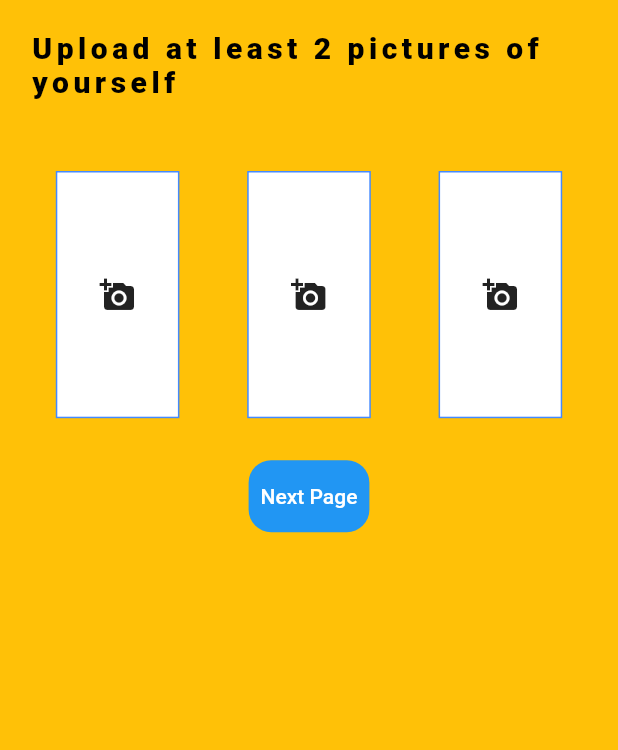
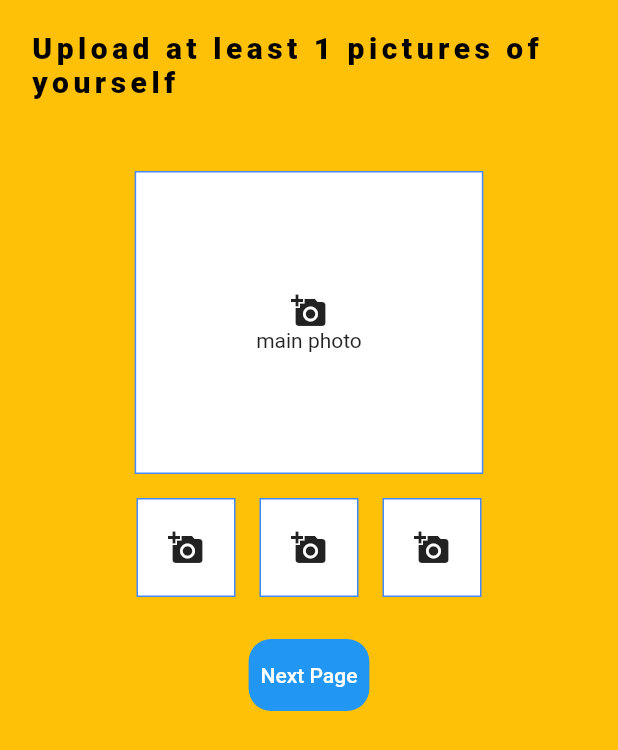
Before and after one commit to adamzambre/r_ez2, a Flutter app: the screen it shows once a user with an empty profile is signed in, after a tap on the "add a photo" icon, on a phone screen of 412 x 824 dp. Shown: the top 750 px of the screen. Run offline on Flutter 3.47's test engine with Material 2 defaults, Android fonts, the phone set to English and light mode, and no system bars; our stand-ins replace cloud_firestore, firebase_auth, firebase_core, firebase_storage, image_picker, permission_handler; missing offline and left inert: country_state_city_picker; accounts and stored records are empty.

Commit message:
changed user details 3 to split pick image and upload pic functions

```diff
--- a/lib/screens/authentication/register.dart
+++ b/lib/screens/authentication/register.dart
@@ -88,7 +88,8 @@ class _RegisterState extends State<Register> {
                       onPressed: () async{
                         if(_formKey.currentState!.validate()){//validate the current state of the form using 'validator' properties in the TextFormField, validate method lepas kalau smeua null je
                           dynamic result = await _auth.registerWithEmailAndPassword(email, password);
-                          if(result){//it is true
+                          error = result[1];
+                          if(result[0]){//it is true
                             Navigator.pushReplacement(
                               context, MaterialPageRoute(
                                 builder: (context) => UserDetails1()
--- a/lib/screens/authentication/user_details3.dart
+++ b/lib/screens/authentication/user_details3.dart
@@ -2,6 +2,7 @@ import 'package:flutter/material.dart';
 import 'dart:io';
 import 'package:firebase_storage/firebase_storage.dart';
 import 'package:image_picker/image_picker.dart';
+import 'package:path/path.dart';
 import 'package:r_ez2/services/auth.dart';
 import 'package:permission_handler/permission_handler.dart';
 
@@ -14,26 +15,62 @@ class UserDetails3 extends StatefulWidget {
 
 class _UserDetails3State extends State<UserDetails3> {
 
+  int counter=0;
+  File? _image;
+
   AuthService customAuth = new AuthService();
 
-  void pickUploadImage() async{
+  Future<bool> getImage() async {
+    try {
+      final image = await ImagePicker().pickImage(source: ImageSource.gallery);
+
+      setState(() {
+        _image = File(image!.path);
+        print('Image Path $_image');
+      });
+      return true;
+    }catch(e){
+      return false;
+    }
+  }
+
+  Future<bool> pickUploadImage(BuildContext context) async {
+    try {
       //unsupported operation cause im doing this on flutterweb not on phone bruh moment
       //TODO download flutterimagepickerweb
       //TODO add permission
-    final image = await ImagePicker().
+      /*final image = await ImagePicker().
       pickImage(source: ImageSource.gallery,
-    maxWidth:MediaQuery.of(context).size.width / 5,
-    maxHeight: MediaQuery.of(context).size.height / 5,
-    imageQuality:75,
-    );
+        maxWidth: MediaQuery
+            .of(context)
+            .size
+            .width / 5,
+        maxHeight: MediaQuery
+            .of(context)
+            .size
+            .height / 5,
+        imageQuality: 75,
+      );*/
+      String fileName = basename(_image!.path);
+      counter += 1;
       //TODO https://www.educative.io/answers/how-to-upload-to-firebase-storage-with-flutter
       String uid = await customAuth.getUid();
-    Reference ref = FirebaseStorage.instance.ref("locals").child("$uid/");
-
-    await ref.putFile(File(image!.path));
-    ref.getDownloadURL().then((value){
-      print(value);
+      Reference ref = FirebaseStorage.instance.ref("locals/$uid/$fileName")
+          .child("$fileName");
+      UploadTask uploadTask = ref.putFile(File("$_image"));
+      TaskSnapshot taskSnapshot=await uploadTask.whenComplete(() {
+        setState(() {
+          print("Profile Picture $counter uploaded");
+          ScaffoldMessenger.of(context).showSnackBar(SnackBar(content: Text('Profile Picture Uploaded')));
         });
+      });
+      //await ref.putFile(File(image!.path)); the lines of 43 until 49
+      //ref.getDownloadURL().then((value) {
+      //  print(value);
+      return true;
+    } catch (e) {
+      return false;
+    }
   }
 
   @override
@@ -46,7 +83,7 @@ class _UserDetails3State extends State<UserDetails3> {
             Container(
               margin: EdgeInsets.all(20),
               child: Text(
-                  "Upload at least 2 pictures of yourself",
+                  "Upload at least 1 pictures of yourself",
                   style: TextStyle(
                     fontSize: 20,
                     letterSpacing: 3,
@@ -56,19 +93,51 @@ class _UserDetails3State extends State<UserDetails3> {
               ),
             ),
             SizedBox(height:20),
+            Padding(
+              padding: const EdgeInsets.all(8.0),
+              child: InkWell(
+                onTap:() async{
+                  bool result = await pickUploadImage(context);
+                  if(result){
+
+                  }else{
+
+                  }
+                  },
+                child: Container(
+                  padding: EdgeInsets.all(80),
+                  decoration: BoxDecoration(
+                    border: Border.all(color: Colors.blueAccent),
+                    color: Colors.white,
+                  ),
+                  child: Column(
+                    children: <Widget>[
+                      Container(
+                        child:Icon(
+                          Icons.add_a_photo,
+                        ),
+                      ),
+                      Container(
+                        child: Text("main photo"),
+                      ),
+                    ],
+                  ),
+                ),
+              ),
+            ),
+            //////////
             Row(
-              mainAxisAlignment: MainAxisAlignment.spaceEvenly,
+              mainAxisAlignment: MainAxisAlignment.center,
               children: <Widget>[
                 Padding(
                   padding: const EdgeInsets.all(8.0),
                   child: InkWell(
                     onTap:(){
-                      pickUploadImage();
+                      pickUploadImage(context);
                       print("Was pressed");
                       },
                     child: Container(
-                      width: MediaQuery.of(context).size.width / 5,
-                      height: MediaQuery.of(context).size.height / 5,
+                      padding: EdgeInsets.all(20),
                       decoration: BoxDecoration(
                         border: Border.all(color: Colors.blueAccent),
                         color: Colors.white,
@@ -83,11 +152,11 @@ class _UserDetails3State extends State<UserDetails3> {
                   padding: const EdgeInsets.all(8.0),
                   child: InkWell(
                     onTap:(){
+                      pickUploadImage(context);
                       print("Was pressed");
                     },
                     child: Container(
-                        width: MediaQuery.of(context).size.width / 5,
-                        height: MediaQuery.of(context).size.height / 5,
+                      padding: EdgeInsets.all(20),
                       decoration: BoxDecoration(
                         border: Border.all(color: Colors.blueAccent),
                         color: Colors.white,
@@ -102,12 +171,11 @@ class _UserDetails3State extends State<UserDetails3> {
                   padding: const EdgeInsets.all(8.0),
                   child: InkWell(
                     onTap:(){
-                        pickUploadImage();
+                      pickUploadImage(context);
                       print("Was pressed");
                     },
                     child: Container(
-                        width: MediaQuery.of(context).size.width / 5,
-                        height: MediaQuery.of(context).size.height / 5,
+                      padding: EdgeInsets.all(20),
                       decoration: BoxDecoration(
                         border: Border.all(color: Colors.blueAccent),
                         color: Colors.white,
@@ -120,6 +188,7 @@ class _UserDetails3State extends State<UserDetails3> {
                 ),
               ],
             ),
+            ///////////
             SizedBox(height: 20),
             Container(
               decoration: BoxDecoration(
--- a/pubspec.yaml
+++ b/pubspec.yaml
@@ -45,6 +45,7 @@ dependencies:
   firebase_storage: ^10.3.11
   image_picker: ^0.8.6
   permission_handler: ^10.1.0
+  path: ^1.8.2
 
 dev_dependencies:
   flutter_test:
```
Also changed, not shown: lib/services/auth.dart (+7 -4 lines), pubspec.lock, 1 other file. Lines whose indentation alone changed are shown as unchanged.
